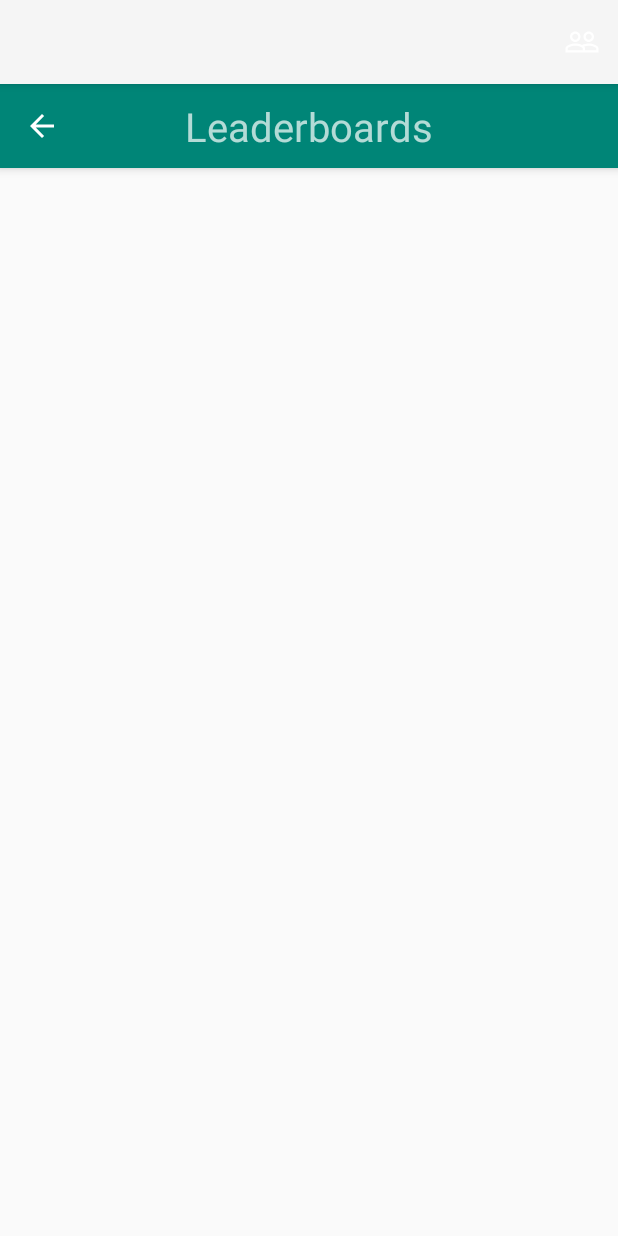
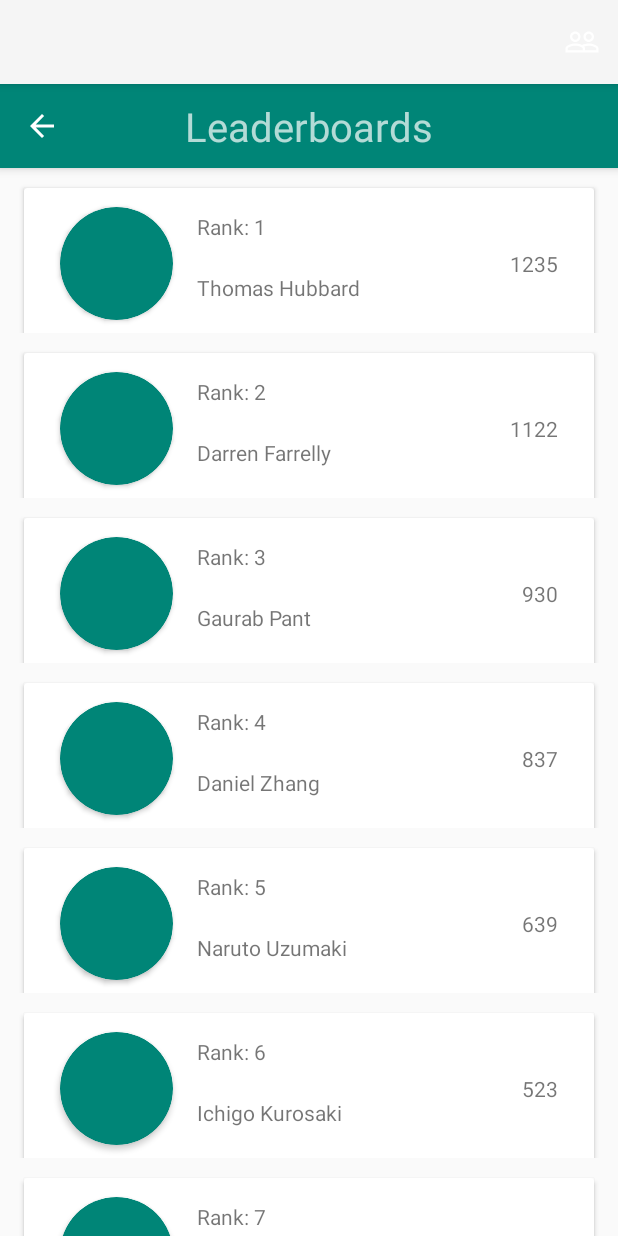
Before and after one commit to zhangbdaniel/recyclegro, an Android app: the LeaderBoardActivity screen opened directly, with no data from a screen before it, on a phone screen of 412 x 824 dp. Run offline under Robolectric (Android 15) with nearby library versions, the phone set to English and light mode, and no system bars; 1 statement that could not run was skipped.

Commit message:
working implementatiof leaderboards

```diff
--- a/app/build.gradle
+++ b/app/build.gradle
@@ -26,4 +26,6 @@ dependencies {
     androidTestImplementation 'com.android.support.test:runner:1.0.2'
     androidTestImplementation 'com.android.support.test.espresso:espresso-core:3.0.2'
     implementation 'com.google.android.gms:play-services-maps:16.0.0'
+    implementation 'com.android.support:recyclerview-v7:28.0.0'
+    implementation 'com.android.support:cardview-v7:28.0.0'
 }
--- a/app/src/main/java/compsci325/project/recyclegro/LeaderBoardActivity.java
+++ b/app/src/main/java/compsci325/project/recyclegro/LeaderBoardActivity.java
@@ -3,13 +3,22 @@ package compsci325.project.recyclegro;
 import android.content.Intent;
 import android.os.Bundle;
 import android.support.v7.app.AppCompatActivity;
+import android.support.v7.widget.DefaultItemAnimator;
+import android.support.v7.widget.LinearLayoutManager;
+import android.support.v7.widget.RecyclerView;
 import android.support.v7.widget.Toolbar;
 import android.view.Menu;
 import android.view.MenuInflater;
 import android.view.MenuItem;
 import android.view.View;
 
+import java.util.ArrayList;
+import java.util.List;
+
 public class LeaderBoardActivity extends AppCompatActivity {
+    private List<User> userList;
+    private LeaderBoardAdapter leaderBoardAdapter;
+    private RecyclerView recyclerView;
 
     @Override
     protected void onCreate(Bundle savedInstanceState) {
@@ -28,6 +37,16 @@ public class LeaderBoardActivity extends AppCompatActivity {
                     }
                 }
         );
+
+        recyclerView = (RecyclerView) findViewById(R.id.leaderboard_main_layout);
+        userList = new ArrayList<User>();
+        leaderBoardAdapter = new LeaderBoardAdapter(userList);
+        RecyclerView.LayoutManager mLayoutManager = new LinearLayoutManager(getApplicationContext());
+        recyclerView.setLayoutManager(mLayoutManager);
+        recyclerView.setItemAnimator(new DefaultItemAnimator());
+        recyclerView.setAdapter(leaderBoardAdapter);
+
+        prepareUser();
     }
 
     @Override
@@ -46,4 +65,44 @@ public class LeaderBoardActivity extends AppCompatActivity {
         startActivity(goToFriends);
         return false;
     }
+
+    private void prepareUser() {
+        User user1 = new User("Thomas", "Hubbard");
+        user1.setRecyclePoints(1235);
+        userList.add(user1);
+
+        User user2 = new User("Darren", "Farrelly");
+        user2.setRecyclePoints(1122);
+        userList.add(user2);
+
+        User user3 = new User("Gaurab", "Pant");
+        user3.setRecyclePoints(930);
+        userList.add(user3);
+
+        User user4 = new User("Daniel", "Zhang");
+        user4.setRecyclePoints(837);
+        userList.add(user4);
+
+        User user5 = new User("Naruto", "Uzumaki");
+        user5.setRecyclePoints(639);
+        userList.add(user5);
+
+        User user6 = new User("Ichigo", "Kurosaki");
+        user6.setRecyclePoints(523);
+        userList.add(user6);
+
+        User user7 = new User("Luffy", "Monkey");
+        user7.setRecyclePoints(453);
+        userList.add(user7);
+
+        User user8 = new User("Izuku", "Midoriya");
+        user8.setRecyclePoints(445);
+        userList.add(user8);
+
+        User user9 = new User("Asta", "");
+        user9.setRecyclePoints(340);
+        userList.add(user9);
+
+        leaderBoardAdapter.notifyDataSetChanged();
+    }
 }
--- /dev/null
+++ b/app/src/main/java/compsci325/project/recyclegro/LeaderBoardAdapter.java
@@ -0,0 +1,53 @@
+package compsci325.project.recyclegro;
+
+import android.support.annotation.NonNull;
+import android.support.v7.widget.RecyclerView;
+import android.view.LayoutInflater;
+import android.view.View;
+import android.view.ViewGroup;
+import android.widget.TextView;
+
+import java.util.List;
+
+public class LeaderBoardAdapter extends
+        RecyclerView.Adapter<LeaderBoardAdapter.LeaderBoardViewHolder> {
+    private List<User> userList;
+
+    public class LeaderBoardViewHolder extends RecyclerView.ViewHolder {
+        public TextView username;
+        public TextView ranking;
+        public TextView points;
+
+        public LeaderBoardViewHolder(@NonNull View itemView) {
+            super(itemView);
+            username = (TextView) itemView.findViewById(R.id.leaderboard_username);
+            ranking = (TextView) itemView.findViewById(R.id.leaderboard_ranking);
+            points = (TextView) itemView.findViewById(R.id.leaderboard_points);
+        }
+    }
+
+    public LeaderBoardAdapter(List<User> userList) {
+        this.userList = userList;
+    }
+
+    @NonNull
+    @Override
+    public LeaderBoardViewHolder onCreateViewHolder(@NonNull ViewGroup viewGroup, int i) {
+        View itemView = LayoutInflater.from(viewGroup.getContext())
+                .inflate(R.layout.leader_board_card_layout, viewGroup, false);
+        return new LeaderBoardViewHolder(itemView);
+    }
+
+    @Override
+    public void onBindViewHolder(@NonNull LeaderBoardViewHolder leaderBoardViewHolder, int i) {
+        User user = userList.get(i);
+        leaderBoardViewHolder.username.setText(user.getFullName());
+        leaderBoardViewHolder.ranking.setText("Rank: " + (i+1));
+        leaderBoardViewHolder.points.setText("" + user.getRecyclePoints());
+    }
+
+    @Override
+    public int getItemCount() {
+        return userList.size();
+    }
+}
--- /dev/null
+++ b/app/src/main/java/compsci325/project/recyclegro/User.java
@@ -0,0 +1,65 @@
+package compsci325.project.recyclegro;
+
+public class User {
+    private String firstName;
+    private String lastName;
+    private String fullName;
+    private int recyclePoints;
+    private int ranking;
+
+    public User() {
+        this.firstName = "";
+        this.lastName = "";
+        this.fullName = "";
+        this.recyclePoints = 0;
+        this.ranking = -1;
+    }
+
+    public User(String firstName, String lastName) {
+        this.firstName = firstName;
+        this.lastName = lastName;
+        this.fullName = firstName + " " + lastName;
+        this.recyclePoints = 0;
+        this.ranking = -1;
+    }
+
+    public String getFirstName() {
+        return firstName;
+    }
+
+    public void setFirstName(String firstName) {
+        this.firstName = firstName;
+    }
+
+    public String getLastName() {
+        return lastName;
+    }
+
+    public void setLastName(String lastName) {
+        this.lastName = lastName;
+    }
+
+    public String getFullName() {
+        return fullName;
+    }
+
+    public void setFullName(String fullName) {
+        this.fullName = fullName;
+    }
+
+    public int getRecyclePoints() {
+        return recyclePoints;
+    }
+
+    public void setRecyclePoints(int recyclePoints) {
+        this.recyclePoints = recyclePoints;
+    }
+
+    public int getRanking() {
+        return ranking;
+    }
+
+    public void setRanking(int ranking) {
+        this.ranking = ranking;
+    }
+}
--- a/app/src/main/res/layout/activity_leader_board.xml
+++ b/app/src/main/res/layout/activity_leader_board.xml
@@ -8,13 +8,18 @@
 
     <include
         android:id="@+id/toolbar_leaderboard"
-        layout="@layout/toolbar_leader_board" />
+        layout="@layout/toolbar_leader_board"
+        app:layout_constraintEnd_toEndOf="parent"
+        app:layout_constraintStart_toStartOf="parent"
+        app:layout_constraintTop_toTopOf="parent" />
 
-    <TextView
-        android:id="@+id/textView2"
-        android:layout_width="wrap_content"
-        android:layout_height="wrap_content"
-        android:text="We on the leaderboard page"
-        tools:layout_editor_absoluteX="175dp"
-        tools:layout_editor_absoluteY="319dp" />
+    <android.support.v7.widget.RecyclerView
+        android:id="@+id/leaderboard_main_layout"
+        android:layout_width="0dp"
+        android:layout_height="0dp"
+        app:layout_constraintBottom_toBottomOf="parent"
+        app:layout_constraintEnd_toEndOf="parent"
+        app:layout_constraintStart_toStartOf="parent"
+        app:layout_constraintTop_toBottomOf="@+id/toolbar_leaderboard" />
+
 </android.support.constraint.ConstraintLayout>
--- /dev/null
+++ b/app/src/main/res/layout/leader_board_card_layout.xml
@@ -0,0 +1,81 @@
+<?xml version="1.0" encoding="utf-8"?>
+<android.support.constraint.ConstraintLayout xmlns:android="http://schemas.android.com/apk/res/android"
+    xmlns:app="http://schemas.android.com/apk/res-auto"
+    xmlns:tools="http://schemas.android.com/tools"
+    android:id="@+id/leaderboard_card_wrapper"
+    android:layout_width="match_parent"
+    android:layout_height="110dp"
+    android:orientation="vertical">
+
+    <android.support.v7.widget.CardView
+        android:id="@+id/leaderboard_card"
+        android:layout_width="match_parent"
+        android:layout_height="100dp"
+        android:layout_marginStart="16dp"
+        android:layout_marginTop="24dp"
+        android:layout_marginEnd="16dp"
+        android:layout_marginBottom="8dp"
+        app:layout_constraintBottom_toBottomOf="parent"
+        app:layout_constraintEnd_toEndOf="parent"
+        app:layout_constraintStart_toStartOf="parent"
+        app:layout_constraintTop_toTopOf="parent">
+
+        <android.support.constraint.ConstraintLayout
+            android:id="@+id/leaderboard_card_layout"
+            android:layout_width="match_parent"
+            android:layout_height="match_parent">
+
+            <android.support.v7.widget.CardView
+                android:id="@+id/cardView"
+                android:layout_width="75dp"
+                android:layout_height="75dp"
+                android:layout_marginStart="24dp"
+                android:layout_marginTop="8dp"
+                android:layout_marginBottom="8dp"
+                android:elevation="12dp"
+                android:innerRadius="0dp"
+                android:shape="ring"
+                android:thicknessRatio="1.9"
+                app:cardBackgroundColor="@color/colorPrimary"
+                app:cardCornerRadius="37.5dp"
+                app:layout_constraintBottom_toBottomOf="parent"
+                app:layout_constraintStart_toStartOf="parent"
+                app:layout_constraintTop_toTopOf="parent">
+
+            </android.support.v7.widget.CardView>
+
+            <TextView
+                android:id="@+id/leaderboard_ranking"
+                android:layout_width="wrap_content"
+                android:layout_height="wrap_content"
+                android:layout_marginStart="16dp"
+                android:layout_marginTop="16dp"
+                android:text="TextView"
+                app:layout_constraintStart_toEndOf="@+id/cardView"
+                app:layout_constraintTop_toTopOf="parent" />
+
+            <TextView
+                android:id="@+id/leaderboard_username"
+                android:layout_width="wrap_content"
+                android:layout_height="wrap_content"
+                android:layout_marginStart="16dp"
+                android:layout_marginBottom="24dp"
+                android:text="TextView"
+                app:layout_constraintBottom_toBottomOf="parent"
+                app:layout_constraintStart_toEndOf="@+id/cardView" />
+
+            <TextView
+                android:id="@+id/leaderboard_points"
+                android:layout_width="wrap_content"
+                android:layout_height="wrap_content"
+                android:layout_marginTop="8dp"
+                android:layout_marginEnd="24dp"
+                android:layout_marginBottom="8dp"
+                android:text="TextView"
+                app:layout_constraintBottom_toBottomOf="parent"
+                app:layout_constraintEnd_toEndOf="parent"
+                app:layout_constraintTop_toTopOf="parent" />
+
+        </android.support.constraint.ConstraintLayout>
+    </android.support.v7.widget.CardView>
+</android.support.constraint.ConstraintLayout>
```
